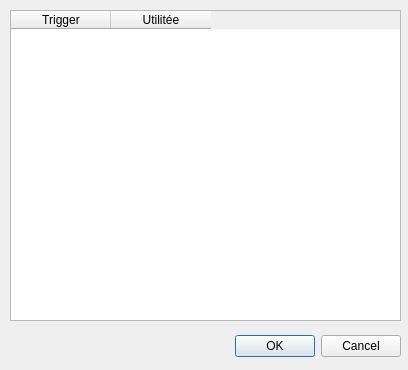
Chr0nos/bwarg, file helpui.ui: the form before one commit.
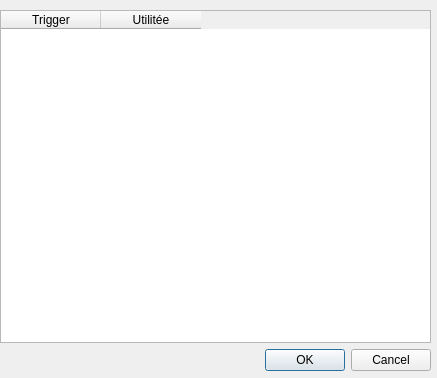
The form after the commit.

Commit message: added support for translation and double click feature in the help to change the triggers

```diff
--- a/helpui.ui
+++ b/helpui.ui
@@ -6,48 +6,51 @@
    <rect>
     <x>0</x>
     <y>0</y>
-    <width>408</width>
-    <height>370</height>
+    <width>437</width>
+    <height>378</height>
    </rect>
   </property>
   <property name="windowTitle">
    <string>Trigger help</string>
   </property>
-  <widget class="QDialogButtonBox" name="buttonBox">
+  <widget class="QWidget" name="verticalLayoutWidget">
    <property name="geometry">
     <rect>
-     <x>220</x>
-     <y>330</y>
-     <width>181</width>
-     <height>32</height>
-    </rect>
-   </property>
-   <property name="orientation">
-    <enum>Qt::Horizontal</enum>
-   </property>
-   <property name="standardButtons">
-    <set>QDialogButtonBox::Cancel|QDialogButtonBox::Ok</set>
-   </property>
-  </widget>
-  <widget class="QTableWidget" name="tableWidget">
-   <property name="geometry">
-    <rect>
-     <x>10</x>
+     <x>0</x>
      <y>10</y>
-     <width>391</width>
-     <height>311</height>
+     <width>431</width>
+     <height>361</height>
     </rect>
    </property>
-   <column>
-    <property name="text">
-     <string>Trigger</string>
-    </property>
-   </column>
-   <column>
-    <property name="text">
-     <string>Utilitée</string>
-    </property>
-   </column>
+   <layout class="QVBoxLayout" name="verticalLayout">
+    <item>
+     <widget class="QTableWidget" name="tableWidget">
+      <property name="editTriggers">
+       <set>QAbstractItemView::NoEditTriggers</set>
+      </property>
+      <column>
+       <property name="text">
+        <string>Trigger</string>
+       </property>
+      </column>
+      <column>
+       <property name="text">
+        <string>Utilitée</string>
+       </property>
+      </column>
+     </widget>
+    </item>
+    <item>
+     <widget class="QDialogButtonBox" name="buttonBox">
+      <property name="orientation">
+       <enum>Qt::Horizontal</enum>
+      </property>
+      <property name="standardButtons">
+       <set>QDialogButtonBox::Cancel|QDialogButtonBox::Ok</set>
+      </property>
+     </widget>
+    </item>
+   </layout>
   </widget>
  </widget>
  <resources/>
```
The commit also changes 9 other files.
